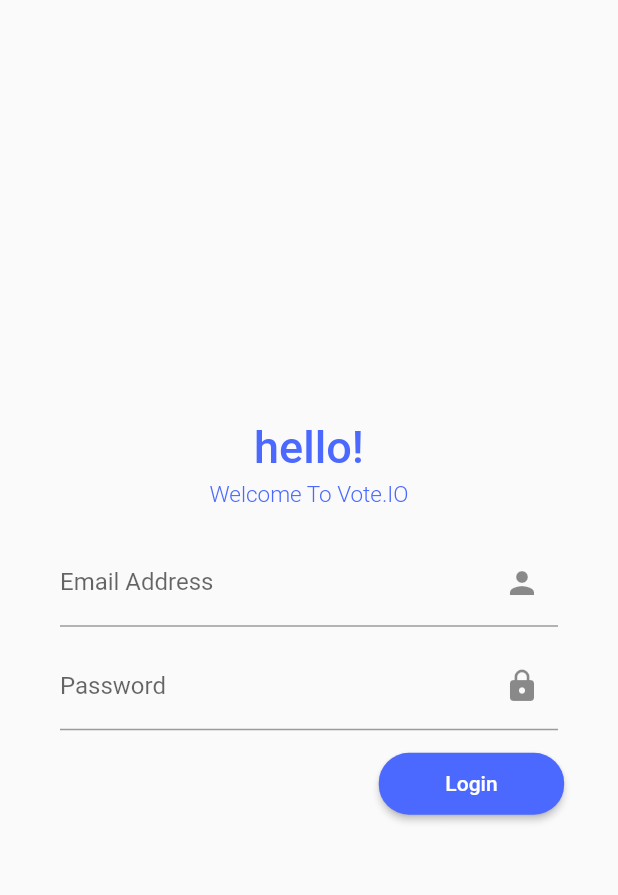
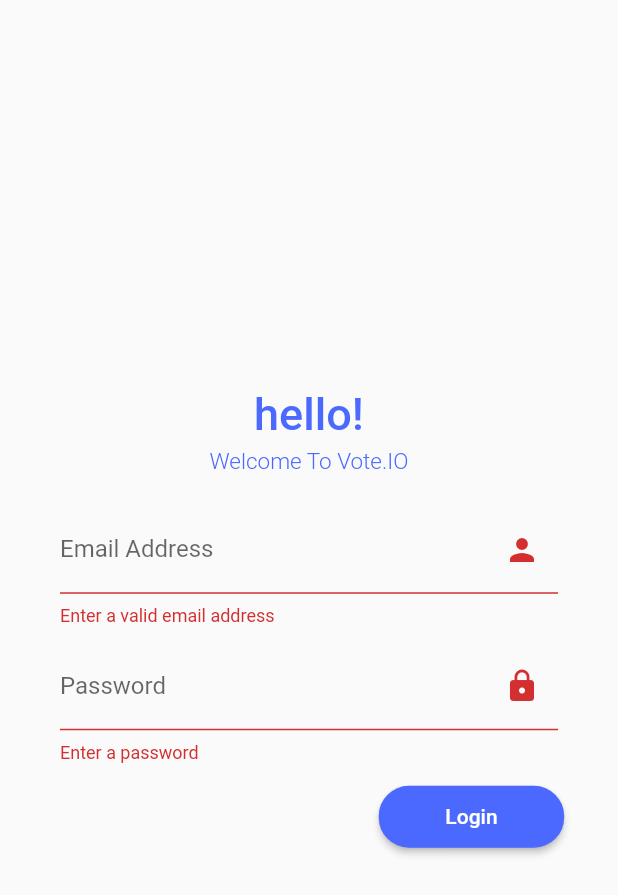
Before and after one commit to hussain-musataf880/Vote.io, a Flutter app: the screen it shows after launch, after a tap on "Login", on a phone screen of 412 x 824 dp. Shown: the top 895 px of the screen. Run offline on Flutter 3.47's test engine with Material 2 defaults, Android fonts, the phone set to English and light mode, and no system bars; our stand-ins replace firebase_auth; accounts and stored records are empty.

```diff
--- a/lib/Pages/login_page.dart
+++ b/lib/Pages/login_page.dart
@@ -1,4 +1,7 @@
 import 'package:flutter/material.dart';
+
+import '../services/auth_services.dart';
+import 'home_page.dart';
 
 class LoginPage extends StatefulWidget {
   @override
@@ -9,6 +12,9 @@ class LoginPage extends StatefulWidget {
 
 class _LoginPageState extends State<LoginPage> {
   final _formKey = GlobalKey<FormState>();
+
+  String _email;
+  String _password;
 
   @override
   Widget build(BuildContext context) {
@@ -69,6 +75,9 @@ class _LoginPageState extends State<LoginPage> {
     return SizedBox(
       width: width - 80,
       child: TextFormField(
+        validator: (input) =>
+            input.contains('@') ? null : 'Enter a valid email address',
+        onSaved: (input) => _email = input,
         decoration: InputDecoration(
           suffixIcon: Icon(Icons.person),
           labelText: 'Email Address',
@@ -81,6 +90,9 @@ class _LoginPageState extends State<LoginPage> {
     return SizedBox(
       width: width - 80,
       child: TextFormField(
+        validator: (input) => input.length > 1 ? null : 'Enter a password',
+        onSaved: (input) => _password = input,
+        obscureText: true,
         decoration: InputDecoration(
           suffixIcon: Icon(Icons.lock),
           labelText: 'Password',
@@ -99,7 +111,7 @@ class _LoginPageState extends State<LoginPage> {
           textColor: Colors.white,
           color: Color.fromRGBO(75, 105, 255, 1),
           child: Text("Login"),
-          onPressed: () {},
+          onPressed: () => _authenticate(),
           shape: new RoundedRectangleBorder(
             borderRadius: new BorderRadius.circular(20),
           ),
@@ -107,4 +119,20 @@ class _LoginPageState extends State<LoginPage> {
       ),
     );
   }
+
+  void _authenticate() async {
+    if (_formKey.currentState.validate()) {
+      _formKey.currentState.save();
+      AuthServices.instance.login(
+          email: _email,
+          password: _password,
+          onSuccess: () {
+            //DBServices.instance.getUserData();
+            Navigator.pushNamed(context, '/home');
+          },
+          onError: (e) {
+            print(e);
+          });
+    }
+  }
 }
--- a/lib/main.dart
+++ b/lib/main.dart
@@ -1,15 +1,20 @@
 import 'package:flutter/material.dart';
 
-import 'Pages/login_page.dart';
+import 'pages/login_page.dart';
+import 'pages/home_page.dart';
 
 void main() => runApp(VoteIO());
 
 class VoteIO extends StatelessWidget {
   @override
   Widget build(BuildContext context) {
-    // TODO: implement build
     return MaterialApp(
       home: LoginPage(),
+      routes: <String, WidgetBuilder>{
+        '/home': (BuildContext context) => new HomePage(),
+        '/login': (BuildContext context) => new LoginPage(),
+        '/login': (BuildContext context) => new LoginPage(),
+      },
     );
   }
 }
--- a/lib/services/auth_services.dart
+++ b/lib/services/auth_services.dart
@@ -1,12 +1,12 @@
 import 'package:firebase_auth/firebase_auth.dart';
 
 class AuthServices {
-  AuthServices instance = AuthServices();
+  static AuthServices instance = AuthServices();
 
   FirebaseAuth _auth = FirebaseAuth.instance;
 
   void login(
-      String email, String password, Function onSuccess, Function onError) {
+      {String email, String password, Function onSuccess, Function onError}) {
     _auth
         .signInWithEmailAndPassword(email: email, password: password)
         .then(onSuccess())
```
Also changed, not shown: lib/Pages/home_page.dart (added, +30 -0 lines), 2 other files.
